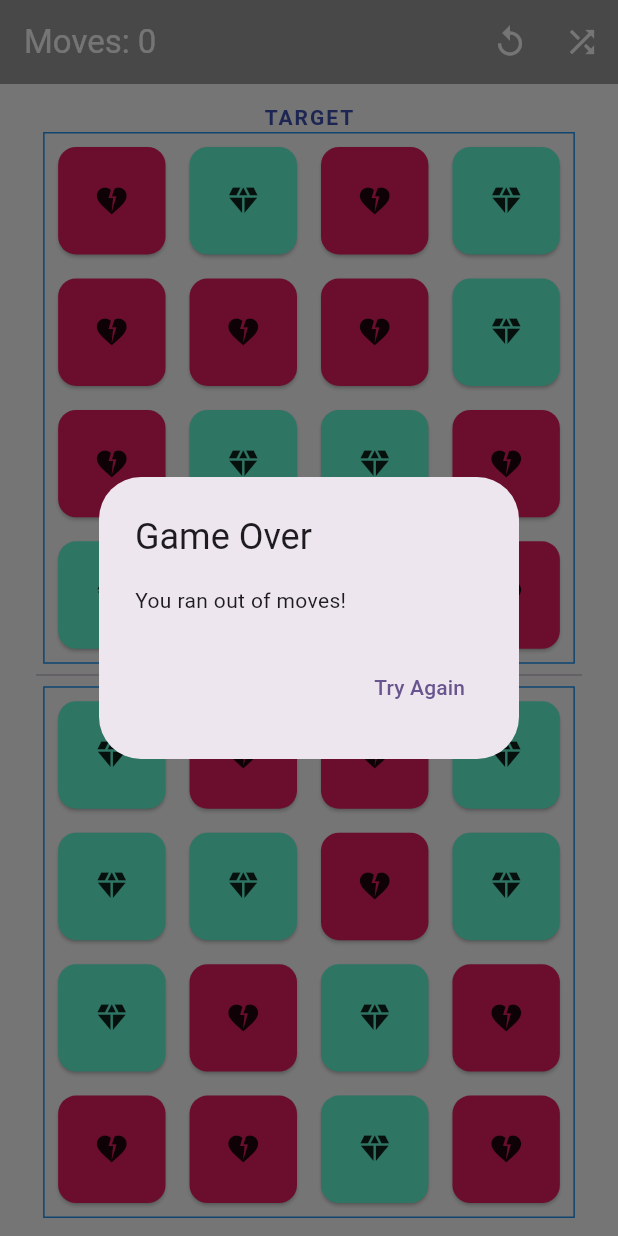
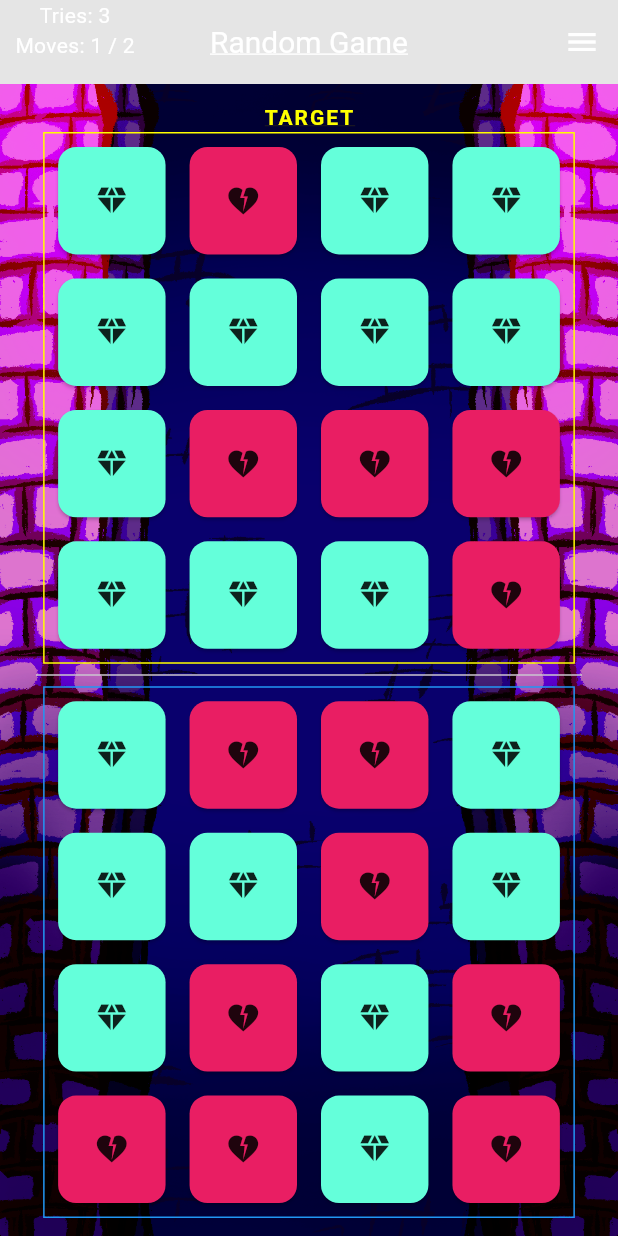
Before and after one commit to slendermax829/Panel-Panic, a Flutter app: the screen it shows after launch, after a tap on the "heart broken" icon, on a phone screen of 412 x 824 dp. Run offline on Flutter 3.47's test engine with Material 3 defaults, Android fonts, the phone set to English and light mode, and no system bars; missing offline and left inert: window_manager.

Commit message:
added background and fixed 'tries' logic

```diff
--- a/lib/game/board.dart
+++ b/lib/game/board.dart
@@ -30,7 +30,7 @@ class Board extends StatelessWidget {
       padding: EdgeInsets.all(5),
       decoration: BoxDecoration(
         border: Border.all(
-          color: Colors.blue
+          color: !isInteractive ? Colors.yellowAccent : Colors.blue
         ),
       ),
       child: AspectRatio(
--- a/lib/game/game_set.dart
+++ b/lib/game/game_set.dart
@@ -1,12 +1,18 @@
 import 'dart:math';
-
 import 'package:flutter/foundation.dart';
 import 'package:flutter/material.dart';
 import 'package:panel_puzzle/game/board.dart';
 
+enum Mode{
+  Random,
+  Custom;
+}
+
 class GameSet extends StatefulWidget {
+  static const Mode mode = .Random;
   static const int gridSize = 4;
-  static const int scrambledMoves = 1;
+  static const int scrambledMoves = 2;
+  static const int _tries = 3;
 
   const new({super.key});
 
@@ -15,11 +21,15 @@ class GameSet extends StatefulWidget {
 }
 
 class _GameSetState extends State<GameSet> {
+  late List<bool> _initialTargetBoard;
+  late List<bool> _initialPlayerBoard;
 
   late List<bool> _targetBoard;
   late List<bool> _playerBoard;
 
   late int _moves;
+  late int _tries;
+
   bool _isSolved = false;
 
   int get _numOfPanels => (GameSet.gridSize * GameSet.gridSize);
@@ -27,6 +37,7 @@ class _GameSetState extends State<GameSet> {
   @override
   void initState() {
     _moves = GameSet.scrambledMoves;
+    _tries = GameSet._tries;
     _generateNewPuzzle();
 
     super.initState();
@@ -39,7 +50,10 @@ class _GameSetState extends State<GameSet> {
     setState(() {
       _playerBoard = List.from(startingBoard);
       _targetBoard = _setBoardIndices(List.from(startingBoard));
+      _initialPlayerBoard = List.from(_playerBoard);
+      _initialTargetBoard = List.from(_targetBoard);
       _moves = GameSet.scrambledMoves;
+      _tries = GameSet._tries;
       _isSolved = false;
     });
   }
@@ -77,7 +91,8 @@ class _GameSetState extends State<GameSet> {
   }
 
   void _onPlayerTap(int index){
-    if(_isSolved || _moves == 0) return;
+    // Can only tap if game isn't solved and player has moves left and tries left
+    if(_isSolved || _moves <= 0 || _tries <= 0) return;
 
     setState((){
       _applyFlipLogic(_playerBoard, index);
@@ -85,10 +100,15 @@ class _GameSetState extends State<GameSet> {
       _isSolved = listEquals(_playerBoard, _targetBoard);
     });
 
+    // Check conditions AFTER the move
     if(_isSolved){
       _showWinDialog();
     } else if(_moves == 0){
+      if(_tries > 1){
+        _tryAgainDialog();
+      } else {
         _showGameOverDialog();
+      }
     }
   }
 
@@ -106,6 +126,26 @@ class _GameSetState extends State<GameSet> {
                 _generateNewPuzzle();
               },
               child: const Text('Next')
+            )
+          ],
+        ),
+    );
+  }
+
+  void _tryAgainDialog(){
+    showDialog(
+      context: context,
+      barrierDismissible: false,
+      builder:(context) => AlertDialog(
+        title: const Text('Try Again'),
+        content: Text('Ran out of tries. Tries left ${_tries-1}'),
+        actions: [
+          TextButton(
+            onPressed:() {
+              Navigator.of(context).pop();
+              _resetCurrentPuzzle();
+            },
+            child: const Text('Try Again')
           )
         ],
       ),
@@ -135,9 +175,10 @@ class _GameSetState extends State<GameSet> {
   void _resetCurrentPuzzle(){
     final Random rand = Random();
     setState((){
-      _playerBoard = List.generate(_numOfPanels, (_) => rand.nextBool());
-      _targetBoard = _setBoardIndices(List.from(_playerBoard));
+      _playerBoard = List.from(_initialPlayerBoard);
+      _targetBoard = List.from(_initialTargetBoard);
       _moves = GameSet.scrambledMoves;
+      _tries--;
       _isSolved = false;
     });
   }
@@ -147,22 +188,37 @@ class _GameSetState extends State<GameSet> {
     return Scaffold(
       backgroundColor: Colors.transparent,
       appBar: AppBar(
-        backgroundColor: Colors.grey,
+        backgroundColor: Colors.black.withValues(alpha: .1),
         foregroundColor: Colors.white,
-        title: Text('Moves: $_moves'),
+        leading: Column(
+          mainAxisSize: .min,
+          children: [
+            Text('Tries: $_tries'),
+            Text('Moves: $_moves / ${GameSet.scrambledMoves}')
+          ],
+        ),
+        leadingWidth: 100,
+        title: GameSet.mode == .Random
+                ? Text('Random Game')
+                : Text('Custom Game'),
+        titleTextStyle: TextStyle(
+          fontSize: 20,
+          decoration: TextDecoration.underline
+        ),
+        centerTitle: true,
         actions: [
           IconButton(
-            icon: const Icon(Icons.replay),
-            onPressed: () => _resetCurrentPuzzle(),
-          ),
-          IconButton(
-            onPressed: () => _generateNewPuzzle(),
-            icon: const Icon(Icons.shuffle)
+            icon: Icon(Icons.menu),
+            tooltip: 'Menu',
+            onPressed: () => debugPrint('Menu Pressed'),
           )
         ],
       ),
       body: SafeArea(
-        child: Padding(
+        child: Stack(
+          children: [
+            _buidBackGround(),
+            Padding(
               padding: const EdgeInsets.symmetric(horizontal: 24, vertical: 12),
               child: Column(
                 mainAxisAlignment: .spaceEvenly,
@@ -172,7 +228,8 @@ class _GameSetState extends State<GameSet> {
                     style: TextStyle(
                       fontWeight: FontWeight.bold,
                       letterSpacing: 1.3,
-                  color: Colors.indigo
+                      color: Colors.yellowAccent,
+                      decoration: TextDecoration.underline
                     ),
                   ),
                   Expanded(
@@ -193,8 +250,59 @@ class _GameSetState extends State<GameSet> {
                   )
                 ],
               ),
+            ),
+          ]
         )
       ),
     );
   }
 }
+
+Widget _buidBackGround(){
+  return Stack(
+    children: [
+      Positioned.fill(
+        child: Image.asset(
+          'assets/images/background.png',
+          fit: BoxFit.cover
+        ),
+      ),
+      Row(
+        mainAxisAlignment: .spaceBetween,
+        crossAxisAlignment: .stretch,
+        children:[
+          Flexible(
+            flex: 1,
+            child: ConstrainedBox(
+              constraints: const BoxConstraints(
+                maxWidth: 400,
+                minWidth: 0
+              ),
+              child: Image.asset(
+                'assets/images/pillar.png',
+                fit: BoxFit.cover
+              ),
+            ),
+          ),
+          Transform.flip(
+            flipX: true,
+            flipY: false,
+            child: Flexible(
+              flex: 1,
+              child: ConstrainedBox(
+                constraints: const BoxConstraints(
+                  maxWidth: 400,
+                  minWidth: 0
+                ),
+                child: Image.asset(
+                  'assets/images/pillar.png',
+                  fit: BoxFit.cover
+                ),
+              ),
+            )
+          )
+        ]
+      )
+    ],
+  );
+}
--- a/lib/main.dart
+++ b/lib/main.dart
@@ -34,6 +34,7 @@ class MyApp extends StatelessWidget {
   @override
   Widget build(BuildContext context) {
     return MaterialApp(
+      debugShowCheckedModeBanner: false,
       title: 'Flutter Demo',
       theme: ThemeData(
         colorScheme: .fromSeed(seedColor: Colors.deepPurple),
--- a/pubspec.yaml
+++ b/pubspec.yaml
@@ -61,6 +61,7 @@ flutter:
 
   assets:
     - assets/sprites/
+    - assets/images/
 
   # To add assets to your application, add an assets section, like this:
   # assets:
```
Also changed, not shown: assets/images/background.png (added), assets/images/pillar.png (added). Lines whose indentation alone changed are shown as unchanged.
